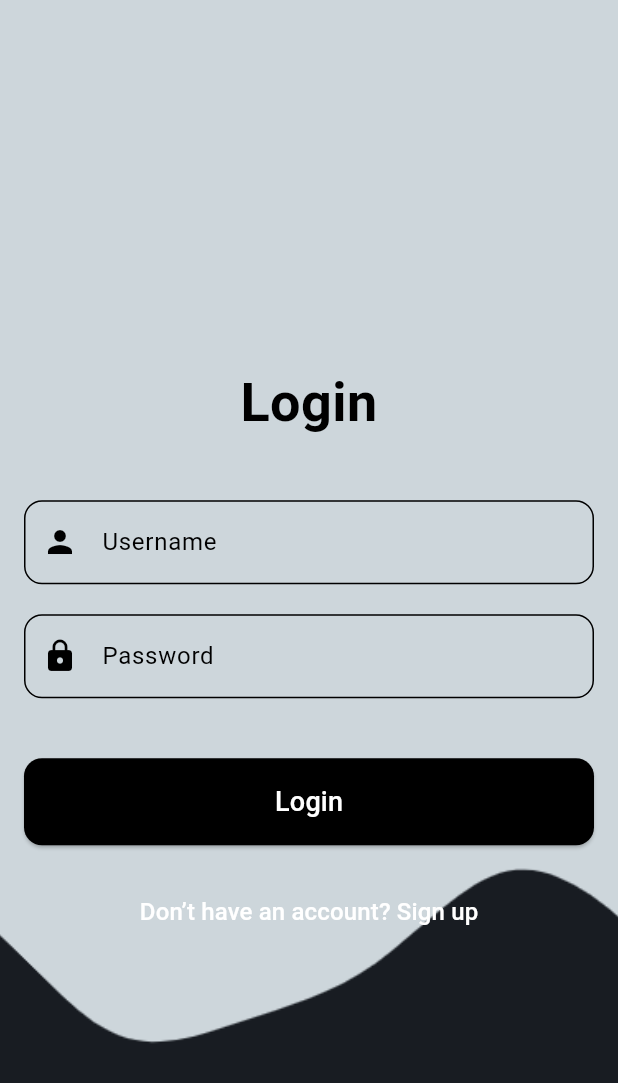
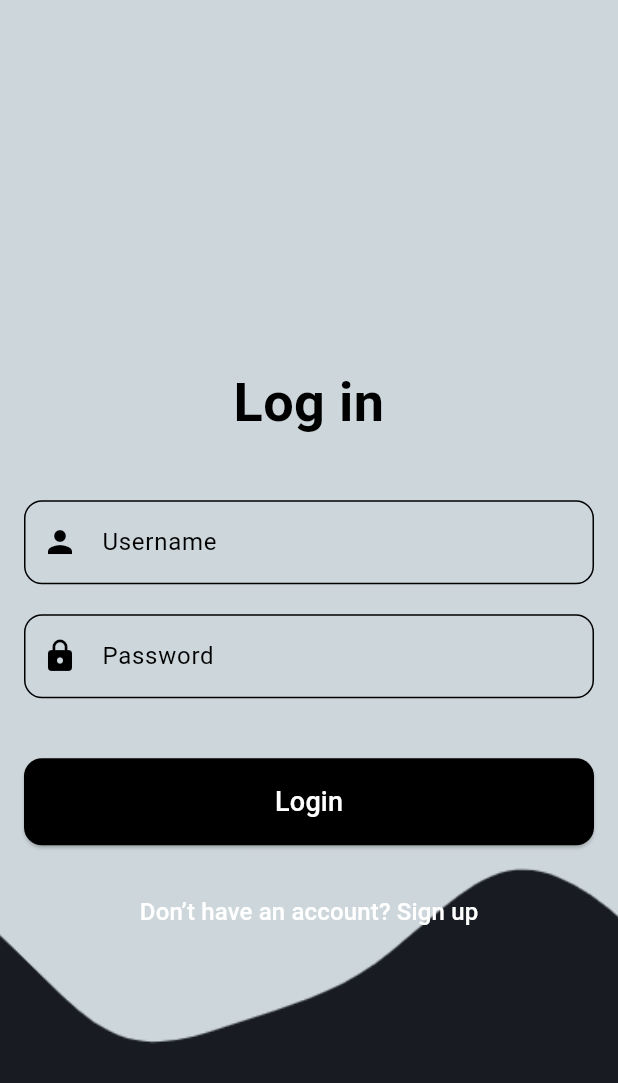
Before and after one commit to mgiftson0/app, a Flutter app: the screen it shows after launch, on a phone screen of 412 x 824 dp. Shown: the top 1083 px of the screen. Run offline on Flutter 3.47's test engine with Material 3 defaults, Android fonts, the phone set to English and light mode, and no system bars.

Commit message:
changes to login and sign up page

```diff
--- a/lib/pages/login_page.dart
+++ b/lib/pages/login_page.dart
@@ -12,7 +12,7 @@ class LoginPage extends StatelessWidget {
           // Background Image
           Positioned.fill(
             child: Image.asset(
-              'lib/assets/bg.png',
+              'lib/assets/bg1.png',
               fit: BoxFit.cover,
             ),
           ),
@@ -29,7 +29,7 @@ class LoginPage extends StatelessWidget {
 
                     // Login title
                     const Text(
-                      'Login',
+                      'Log in',
                       style: TextStyle(
                         fontSize: 36,
                         fontWeight: FontWeight.bold,
--- a/lib/pages/sign_up_page.dart
+++ b/lib/pages/sign_up_page.dart
@@ -144,7 +144,7 @@ class _SignUpPageState extends State<SignUpPage> {
                       // Sign Up button
                       ElevatedButton(
                         style: ElevatedButton.styleFrom(
-                          primary: Colors.black,
+                          backgroundColor: Colors.black,
                           padding: const EdgeInsets.symmetric(vertical: 16),
                         ),
                         onPressed: _agreeToTerms
```
Also changed, not shown: lib/assets/bg.png, lib/assets/bg1.png (added).
